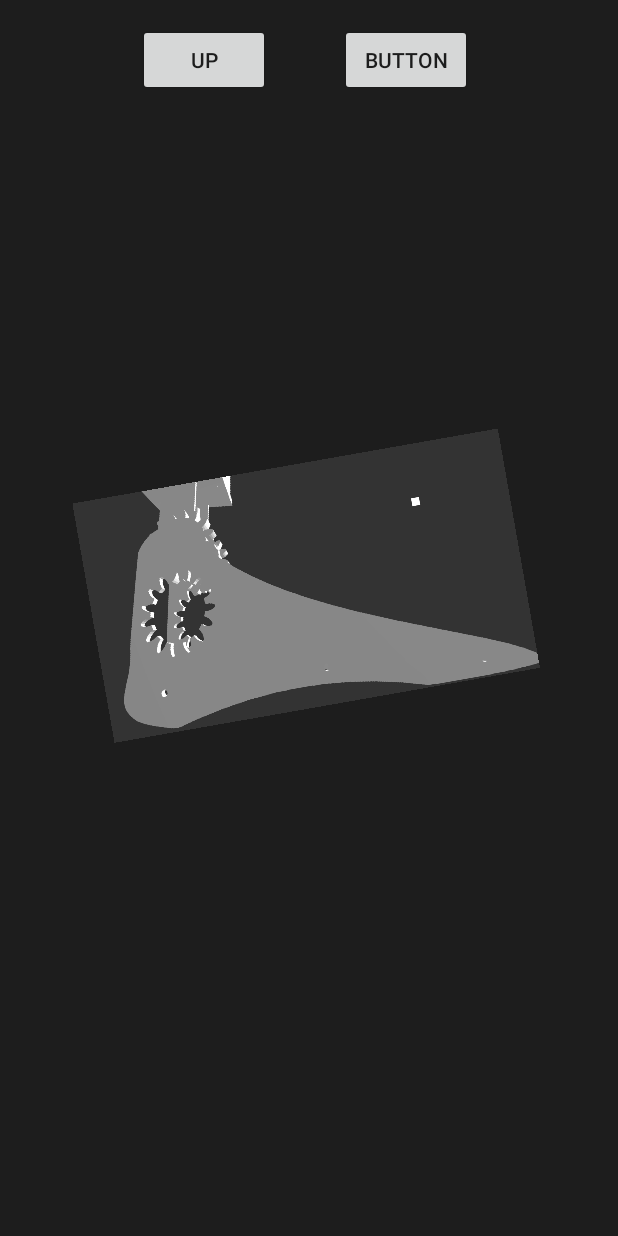
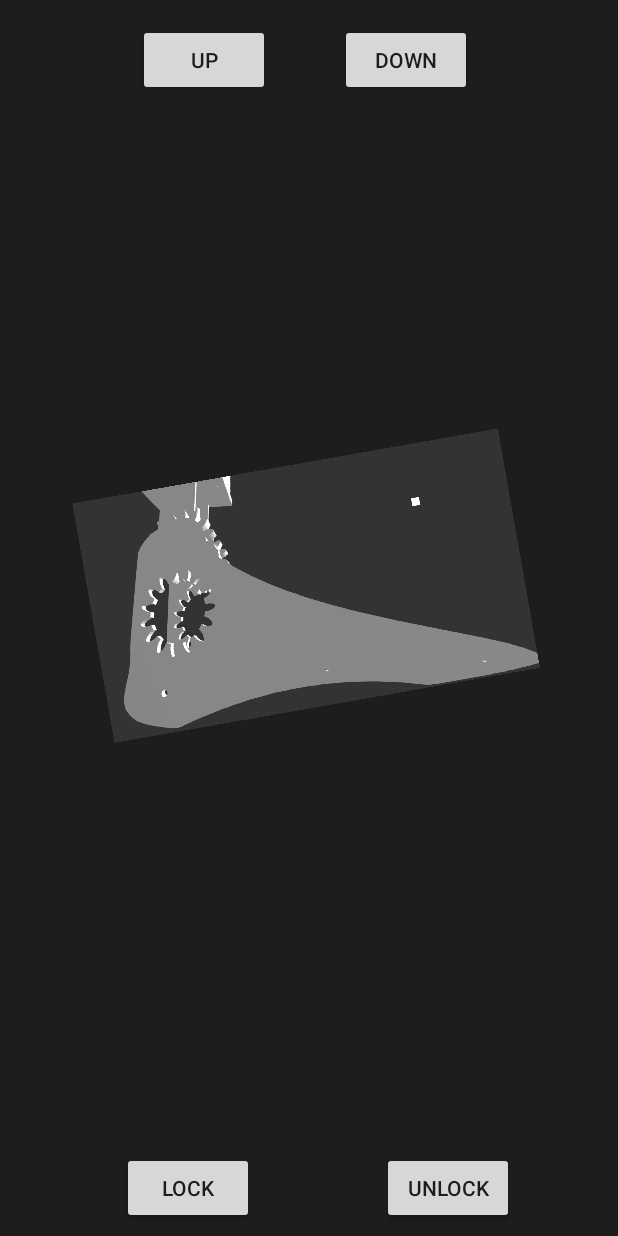
Before and after one commit to nathanjnile/GroupProjectProstheticApp, an Android app: the ControlActivity screen opened directly, with no data from a screen before it, after a tap on "UP", on a phone screen of 412 x 824 dp. Run offline under Robolectric (Android 15) with nearby library versions, the phone set to English and light mode, and no system bars.

Commit message:
Added lock and unlock button

```diff
--- a/app/src/main/java/com/example/natha/bluetoothservice2/ControlActivity.java
+++ b/app/src/main/java/com/example/natha/bluetoothservice2/ControlActivity.java
@@ -13,7 +13,10 @@ public class ControlActivity extends AppCompatActivity {
     ImageView controlfoot;
     Button upbutton;
     Button downbutton;
+    Button lockbutton;
+    Button unlockbutton;
     int angle;
+    PrinterService mPrinterService;
 
     @Override
     protected void onCreate(Bundle savedInstanceState) {
@@ -23,12 +26,15 @@ public class ControlActivity extends AppCompatActivity {
         controlfoot = (ImageView) findViewById(R.id.controlfootimage);
         upbutton = (Button) findViewById(R.id.upbutton);
         downbutton = (Button) findViewById(R.id.downbutton);
+        lockbutton = (Button) findViewById(R.id.lockbutton);
+        unlockbutton = (Button) findViewById(R.id.unlockbutton);
 
         upbutton.setOnClickListener(new View.OnClickListener() {
             @Override
             public void onClick(View view) {
                 angle = angle - 10;
-
+                byte[] bytes = "Dorsiflex".getBytes();
+                mPrinterService.write(bytes);
                 controlfoot.setRotation(angle);
             }
         });
@@ -37,11 +43,27 @@ public class ControlActivity extends AppCompatActivity {
             @Override
             public void onClick(View view) {
                 angle = angle + 10;
-
+                byte[] bytes = "Plantarflex".getBytes();
+                mPrinterService.write(bytes);
                 controlfoot.setRotation(angle);
             }
         });
 
+        lockbutton.setOnClickListener(new View.OnClickListener() {
+            @Override
+            public void onClick(View view) {
+                byte[] bytes = "lockfoot".getBytes();
+                mPrinterService.write(bytes);
+            }
+        });
+
+        unlockbutton.setOnClickListener(new View.OnClickListener() {
+            @Override
+            public void onClick(View view) {
+                byte[] bytes = "unlockfoot".getBytes();
+                mPrinterService.write(bytes);
+            }
+        });
 
     }
 }
--- a/app/src/main/java/com/example/natha/bluetoothservice2/GraphActivity.java
+++ b/app/src/main/java/com/example/natha/bluetoothservice2/GraphActivity.java
@@ -45,7 +45,6 @@ public class GraphActivity extends AppCompatActivity {
 
         addValues();
         graphCreate();
-        //addEmptyGraph();
 
         //incomingMessages = (TextView) findViewById(R.id.incomingMessage2);
         LocalBroadcastManager.getInstance(this).registerReceiver(mReceiver, new IntentFilter("incomingMessage"));
--- a/app/src/main/res/layout/activity_control.xml
+++ b/app/src/main/res/layout/activity_control.xml
@@ -46,9 +46,37 @@
         android:layout_marginStart="8dp"
         android:layout_marginTop="16dp"
         android:layout_marginEnd="8dp"
-        android:text="Button"
+        android:text="down"
         app:layout_constraintEnd_toEndOf="parent"
         app:layout_constraintHorizontal_bias="0.71"
         app:layout_constraintStart_toStartOf="parent"
         app:layout_constraintTop_toTopOf="parent" />
+
+    <Button
+        android:id="@+id/lockbutton"
+        android:layout_width="wrap_content"
+        android:layout_height="wrap_content"
+        android:layout_marginStart="8dp"
+        android:layout_marginEnd="8dp"
+        android:layout_marginBottom="8dp"
+        android:text="Lock"
+        app:layout_constraintBottom_toBottomOf="parent"
+        app:layout_constraintEnd_toEndOf="parent"
+        app:layout_constraintHorizontal_bias="0.238"
+        app:layout_constraintStart_toStartOf="parent" />
+
+    <Button
+        android:id="@+id/unlockbutton"
+        android:layout_width="wrap_content"
+        android:layout_height="wrap_content"
+        android:layout_marginStart="8dp"
+        android:layout_marginEnd="8dp"
+        android:layout_marginBottom="8dp"
+        android:text="unlock"
+        app:layout_constraintBottom_toBottomOf="parent"
+        app:layout_constraintEnd_toEndOf="parent"
+        app:layout_constraintHorizontal_bias="0.8"
+        app:layout_constraintStart_toStartOf="parent" />
+
+
 </android.support.constraint.ConstraintLayout>
```
